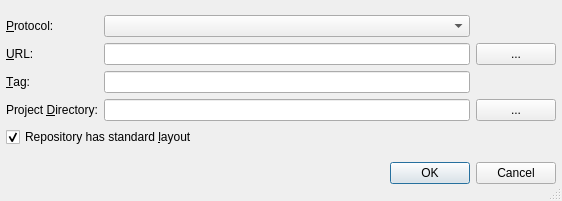
testmana2/test, file Plugins/VcsPlugins/vcsSubversion/SvnNewProjectOptionsDialog.ui: the form before one commit.
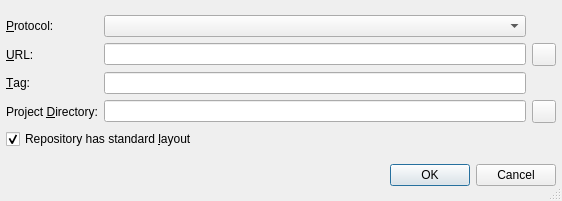
The form after the commit.

Commit message: Changed all the file or directory selection buttons to QToolButton and gave them an icon.

Patch:
```diff
--- a/Plugins/VcsPlugins/vcsSubversion/SvnNewProjectOptionsDialog.ui
+++ b/Plugins/VcsPlugins/vcsSubversion/SvnNewProjectOptionsDialog.ui
@@ -35,13 +35,6 @@
        </property>
       </widget>
      </item>
-     <item row="3" column="2">
-      <widget class="QPushButton" name="projectDirButton">
-       <property name="text">
-        <string>...</string>
-       </property>
-      </widget>
-     </item>
      <item row="0" column="1">
       <widget class="QComboBox" name="protocolCombo">
        <property name="toolTip">
@@ -107,16 +100,6 @@
        </property>
       </widget>
      </item>
-     <item row="1" column="2">
-      <widget class="QPushButton" name="vcsUrlButton">
-       <property name="toolTip">
-        <string>Select the repository url via a directory selection dialog or the repository browser</string>
-       </property>
-       <property name="text">
-        <string>...</string>
-       </property>
-      </widget>
-     </item>
      <item row="3" column="0">
       <widget class="QLabel" name="TextLabel4">
        <property name="text">
@@ -137,6 +120,16 @@
        </property>
       </widget>
      </item>
+     <item row="1" column="2">
+      <widget class="QToolButton" name="vcsUrlButton">
+       <property name="toolTip">
+        <string>Select the repository url via a directory selection dialog or the repository browser</string>
+       </property>
+      </widget>
+     </item>
+     <item row="3" column="2">
+      <widget class="QToolButton" name="projectDirButton"/>
+     </item>
     </layout>
    </item>
    <item>
```
The commit also changes 127 other files.
